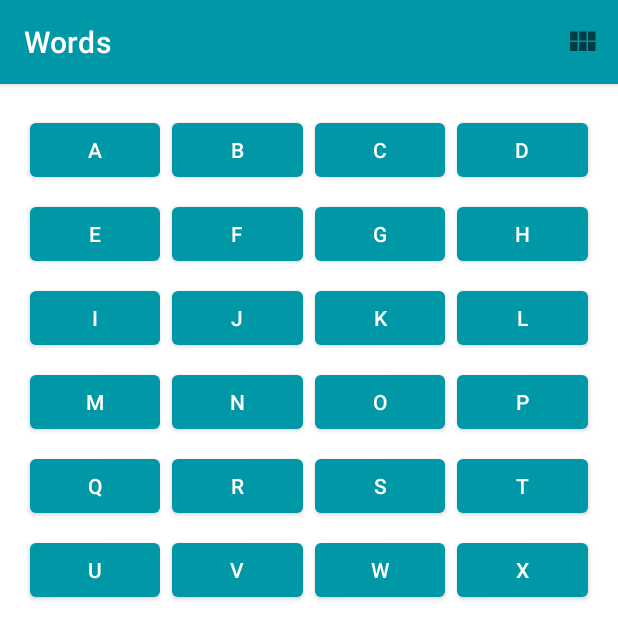
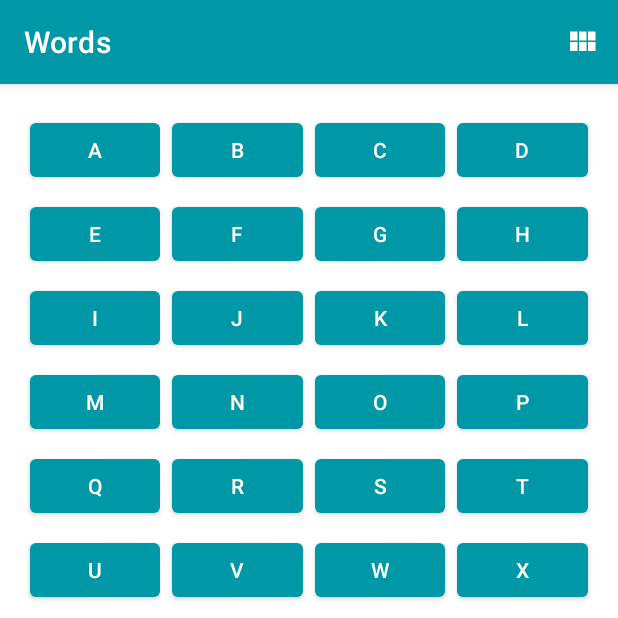
Before and after one commit to shoumik310/Kotlin-Practice, an Android app: the screen it shows after launch (MainActivity), after a tap on "Switch Layout", on a phone screen of 412 x 824 dp, the top half of it. Run offline under Robolectric (Android 15) with nearby library versions, the phone set to English and light mode, and no system bars.

Commit message:
Bug Fixed

```diff
--- a/Navigation/Kotlin-Words/app/src/main/java/com/example/wordsapp/MainActivity.kt
+++ b/Navigation/Kotlin-Words/app/src/main/java/com/example/wordsapp/MainActivity.kt
@@ -83,7 +83,7 @@ class MainActivity : AppCompatActivity() {
     override fun onCreateOptionsMenu(menu: Menu?): Boolean {
         menuInflater.inflate(R.menu.layout_menu,menu)
 
-        val layoutButton = menu?.getItem(R.id.action_switch_layout)
+        val layoutButton = menu?.findItem(R.id.action_switch_layout)
         // Calls code to set the icon based on the LinearLayoutManager of the RecyclerView
         setIcon(layoutButton)
 
--- a/Navigation/Kotlin-Words/app/src/main/res/drawable/ic_grid_layout.xml
+++ b/Navigation/Kotlin-Words/app/src/main/res/drawable/ic_grid_layout.xml
@@ -3,7 +3,7 @@
     android:height="24dp"
     android:viewportWidth="24"
     android:viewportHeight="24"
-    android:tint="?attr/colorControlNormal">
+    android:tint="@android:color/white">
   <path
       android:fillColor="@android:color/white"
       android:pathData="M4,11h5L9,5L4,5v6zM4,18h5v-6L4,12v6zM10,18h5v-6h-5v6zM16,18h5v-6h-5v6zM10,11h5L15,5h-5v6zM16,5v6h5L21,5h-5z"/>
--- a/Navigation/Kotlin-Words/app/src/main/res/drawable/ic_linear_layout.xml
+++ b/Navigation/Kotlin-Words/app/src/main/res/drawable/ic_linear_layout.xml
@@ -3,7 +3,7 @@
     android:height="24dp"
     android:viewportWidth="24"
     android:viewportHeight="24"
-    android:tint="?attr/colorControlNormal">
+    android:tint="@android:color/white">
   <path
       android:fillColor="@android:color/white"
       android:pathData="M4,14h4v-4L4,10v4zM4,19h4v-4L4,15v4zM4,9h4L8,5L4,5v4zM9,14h12v-4L9,10v4zM9,19h12v-4L9,15v4zM9,5v4h12L21,5L9,5z"/>
--- a/Navigation/Kotlin-Words/app/src/main/res/menu/layout_menu.xml
+++ b/Navigation/Kotlin-Words/app/src/main/res/menu/layout_menu.xml
@@ -1,4 +1,3 @@
-<?xml version="1.0" encoding="utf-8"?>
 <menu xmlns:android="http://schemas.android.com/apk/res/android"
     xmlns:app="http://schemas.android.com/apk/res-auto">
     <item
```
